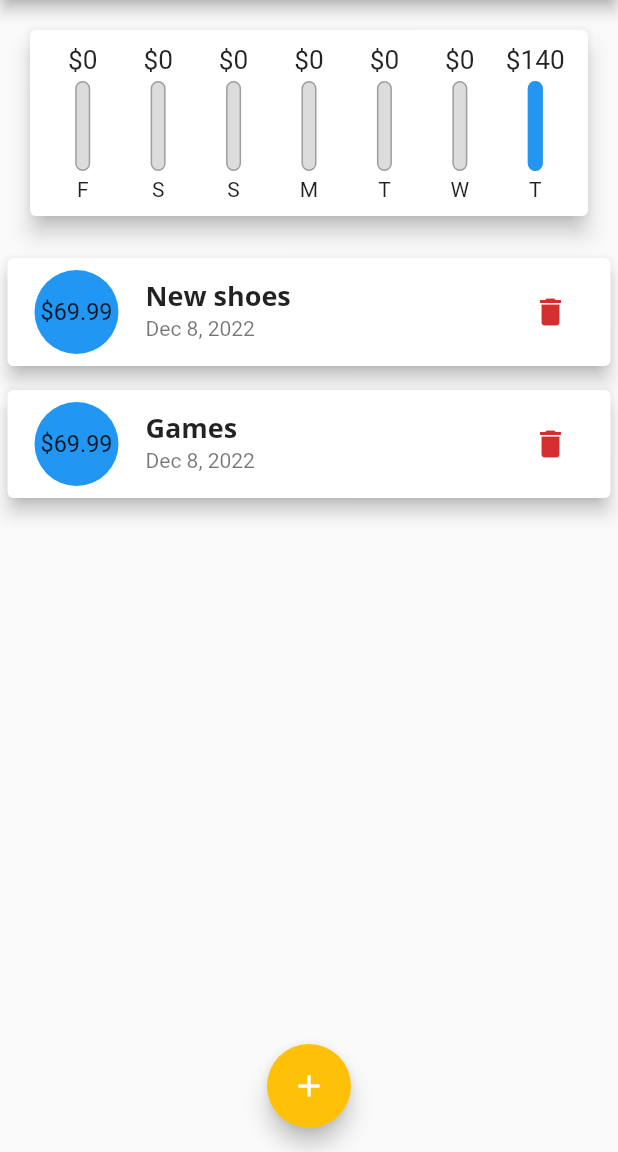
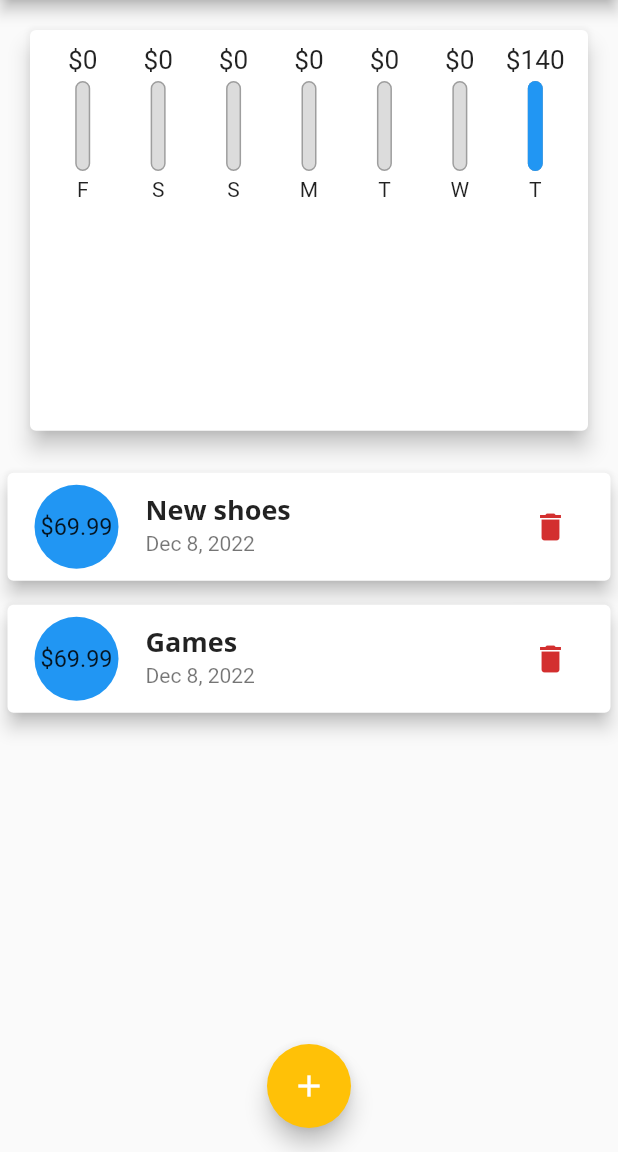
Before and after one commit to judell31/personal-expense, a Flutter app: the screen it shows after launch, on a phone screen of 412 x 824 dp, the part 84-1236 px from its top. Run offline on Flutter 3.47's test engine with Material 2 defaults, Android fonts, the phone set to English and light mode, and no system bars.

Commit message:
dynamic size

```diff
--- a/lib/main.dart
+++ b/lib/main.dart
@@ -124,8 +124,8 @@ class _HomePageState extends State<HomePage> {
     // The Flutter framework has been optimized to make rerunning build methods
     // fast, so that you can just rebuild anything that needs updating rather
     // than having to individually change instances of widgets.
-    return Scaffold(
-        appBar: AppBar(
+
+    final appBar =  AppBar(
       // Here we take the value from the MyHomePage object that was created by
       // the App.build method, and use it to set our appbar title.
       title: const Text("Personal Expense"),
@@ -135,14 +135,23 @@ class _HomePageState extends State<HomePage> {
           icon: const Icon(Icons.add),
         )
       ],
-        ),
+    );
+
+    return Scaffold(
+        appBar: appBar,
         body: SingleChildScrollView(
             child: Column(
           // mainAxisAlignment: MainAxisAlignment.start,
           crossAxisAlignment: CrossAxisAlignment.stretch,
           children: <Widget>[
-            Chart(_recentTransactions),
-            TransactionList(_userTransactions, _deleteTransaction)
+            SizedBox(
+              height: (MediaQuery.of(context).size.height - appBar.preferredSize.height - MediaQuery.of(context).padding.top) * 0.4,
+              child: Chart(_recentTransactions),
+            ),
+            SizedBox(
+              height: (MediaQuery.of(context).size.height - appBar.preferredSize.height - MediaQuery.of(context).padding.top) * 0.6,
+              child: TransactionList(_userTransactions, _deleteTransaction),
+            )
           ],
         ) // This trailing comma makes auto-formatting nicer for build methods.,
             ),
--- a/lib/widgets/transaction.list.dart
+++ b/lib/widgets/transaction.list.dart
@@ -11,10 +11,7 @@ class TransactionList extends StatelessWidget {
 
   @override
   Widget build(BuildContext context) {
-    return SizedBox(
-      height: 450,
-      // ListView.builder() optimize only load whats visible
-      child: transactions.isEmpty ? Column(
+    return transactions.isEmpty ? Column(
         children: <Widget>[
           Text(
             "No Transactions added yet!",
@@ -116,7 +113,6 @@ class TransactionList extends StatelessWidget {
           // );
         },
         itemCount: transactions.length,
-      ),
-    );
+      );
   }
 }
```
Lines whose indentation alone changed are shown as unchanged.
